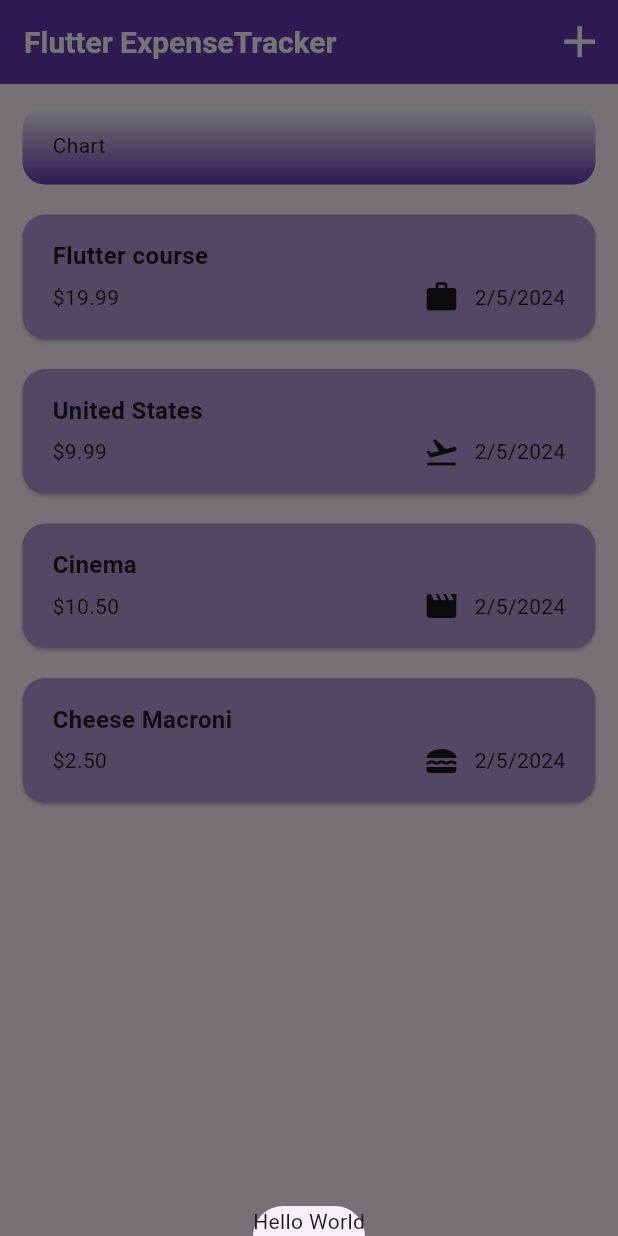
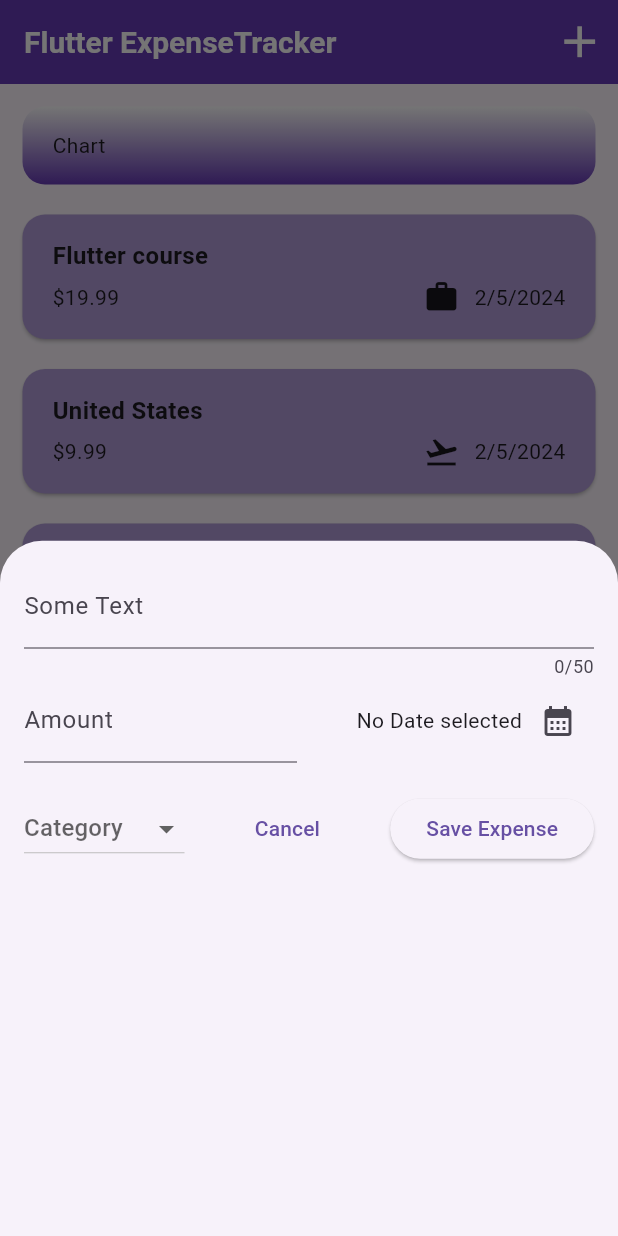
Before and after one commit to themse/expense_tracker, a Flutter app: the screen it shows after launch, after a tap on the "add" icon, on a phone screen of 412 x 824 dp. Run offline on Flutter 3.47's test engine with Material 3 defaults, Android fonts, the phone set to English and light mode, and no system bars.

Commit message:
feat: implement adding new expense

```diff
--- a/lib/widgets/expenses.dart
+++ b/lib/widgets/expenses.dart
@@ -1,5 +1,6 @@
 import 'package:flutter/material.dart';
 
+import 'package:expense_tracker/widgets/new_expense.dart';
 import 'package:expense_tracker/models/expense.dart';
 import 'package:expense_tracker/widgets/expense_chart.dart';
 import 'package:expense_tracker/widgets/expenses_list/expenses_list.dart';
@@ -43,7 +44,15 @@ class _ExpensesState extends State<Expenses> {
     showModalBottomSheet(
         context: context,
         builder: (context) {
-          return Text('Hello World');
+          return NewExpense(
+            addNewExpense: ({required Expense expense}) {
+              setState(() {
+                _registeredExpenses.insert(0, expense);
+              });
+
+              Navigator.pop(context);
+            },
+          );
         });
   }
 
--- /dev/null
+++ b/lib/widgets/new_expense.dart
@@ -0,0 +1,177 @@
+import 'package:flutter/material.dart';
+import 'package:intl/intl.dart';
+
+import 'package:expense_tracker/models/expense.dart';
+
+final formatter = DateFormat.yMd();
+
+class NewExpense extends StatefulWidget {
+  void Function({required Expense expense}) addNewExpense;
+
+  NewExpense({super.key, required this.addNewExpense});
+
+  @override
+  State<NewExpense> createState() => _NewExpenseState();
+}
+
+class _NewExpenseState extends State<NewExpense> {
+  final _titleController = TextEditingController();
+  final _amountController = TextEditingController();
+
+  DateTime? _selectedDate;
+  Category? _selectedCategory;
+
+  @override
+  void dispose() {
+    _titleController.dispose();
+    _amountController.dispose();
+
+    super.dispose();
+  }
+
+  Future<void> _presentDatePicker() async {
+    final now = DateTime.now();
+    final firstDate = DateTime(now.year - 1, now.month - 1, now.day);
+
+    final DateTime? pickedDate = await showDatePicker(
+      context: context,
+      initialDate: now,
+      firstDate: firstDate,
+      lastDate: now,
+    );
+
+    setState(() {
+      _selectedDate = pickedDate;
+    });
+  }
+
+  void _changeCategory(Category? category) {
+    if (category == null) return;
+
+    setState(() {
+      _selectedCategory = category;
+    });
+  }
+
+  void _submitForm() {
+    // get all data
+    final title = _titleController.text.trim();
+    final amount = double.tryParse(_amountController.text);
+    final category = _selectedCategory;
+    final date = _selectedDate;
+
+    // check validation
+    bool isValid = true;
+    isValid = isValid && title.isNotEmpty;
+    isValid = isValid && amount != null && amount > 0;
+    isValid = isValid && category != null;
+    isValid = isValid && date != null;
+
+    if (!isValid) {
+      showDialog<void>(
+        context: context,
+        builder: (context) {
+          return AlertDialog(
+            title: const Text('Invalid input'),
+            content: const Text('Please, make sure all fields was entered.'),
+            actions: [
+              TextButton(
+                  onPressed: () {
+                    Navigator.of(context).pop();
+                  },
+                  child: const Text('Close'))
+            ],
+          );
+        },
+      );
+      return;
+    }
+
+    // hydrate data
+    final newExpense = Expense(
+      title: title,
+      amount: amount,
+      date: date,
+      category: category,
+    );
+
+    // send data
+    widget.addNewExpense(expense: newExpense);
+  }
+
+  @override
+  Widget build(BuildContext context) {
+    return Padding(
+      padding: const EdgeInsets.all(16),
+      child: Column(children: [
+        TextField(
+          controller: _titleController,
+          maxLength: 50,
+          decoration: const InputDecoration(
+            labelText: 'Some Text',
+          ),
+        ),
+        Row(
+          children: [
+            Expanded(
+              child: TextField(
+                controller: _amountController,
+                decoration: const InputDecoration(
+                  labelText: 'Amount',
+                  prefixText: '\$',
+                ),
+                keyboardType: TextInputType.number,
+              ),
+            ),
+            const SizedBox(width: 16),
+            Expanded(
+              child: Row(
+                mainAxisAlignment: MainAxisAlignment.end,
+                crossAxisAlignment: CrossAxisAlignment.center,
+                children: [
+                  Text(_selectedDate == null
+                      ? 'No Date selected'
+                      : formatter.format(_selectedDate!)),
+                  IconButton(
+                    onPressed: _presentDatePicker,
+                    icon: const Icon(Icons.calendar_month),
+                  )
+                ],
+              ),
+            )
+          ],
+        ),
+        const SizedBox(height: 20),
+        Row(
+          mainAxisAlignment: MainAxisAlignment.spaceBetween,
+          children: [
+            DropdownButton<Category>(
+              hint: const Text('Category'),
+              value: _selectedCategory,
+              items: categoryIcons.entries
+                  .map((entry) => DropdownMenuItem(
+                      value: entry.key,
+                      child: Row(
+                        children: [
+                          Icon(entry.value),
+                          const SizedBox(width: 10),
+                          Text(entry.key.name)
+                        ],
+                      )))
+                  .toList(),
+              onChanged: _changeCategory,
+            ),
+            TextButton(
+              onPressed: () {
+                Navigator.pop(context);
+              },
+              child: const Text('Cancel'),
+            ),
+            ElevatedButton(
+                onPressed: _submitForm, child: const Text('Save Expense'))
+          ],
+        )
+      ]),
+    );
+  }
+}
```
